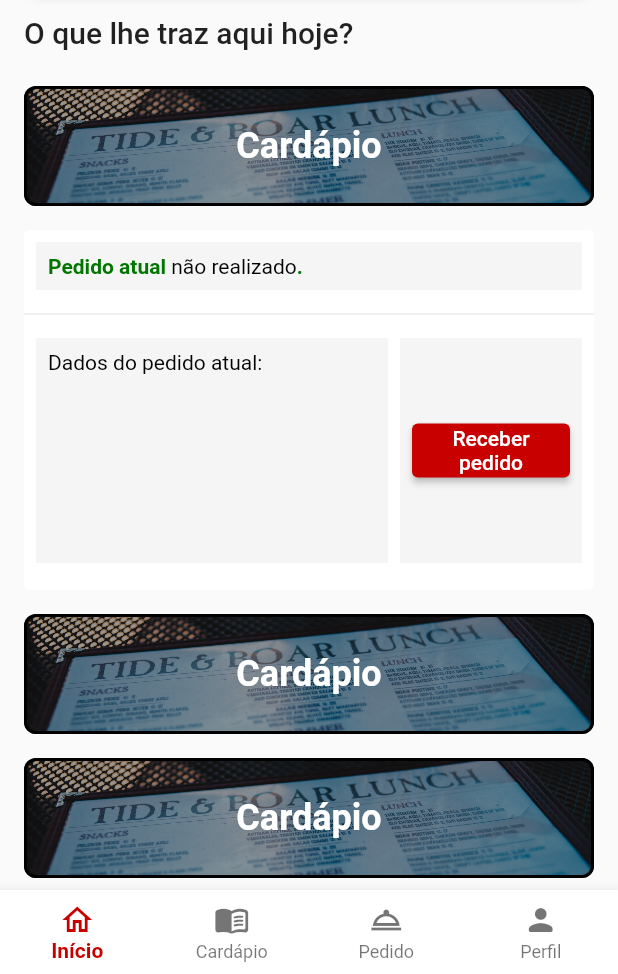
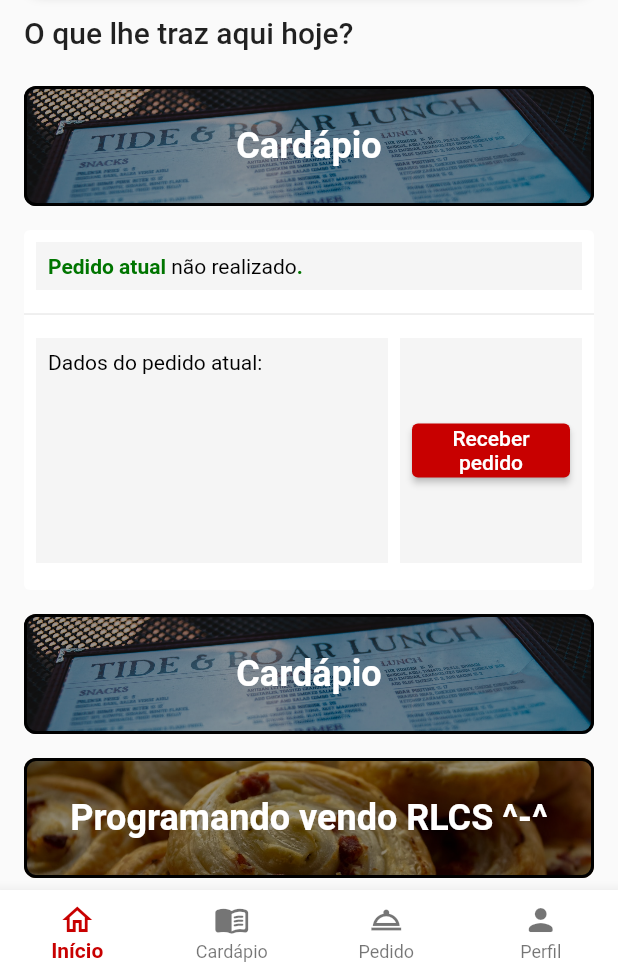
Before and after one commit to guilhermefmmachado/cantina_jit, a Flutter app: the screen it shows after launch, scrolled down 187 dp, on a phone screen of 412 x 824 dp, the part 262-1236 px from its top. Run offline on Flutter 3.47's test engine with Material 2 defaults, Android fonts, the phone set to English and light mode, and no system bars.

Commit message:
Tornando HomeNavButton personalizável

```diff
--- a/lib/views/home.dart
+++ b/lib/views/home.dart
@@ -32,7 +32,7 @@
                 ),
               ],
             ),
-            HomeNavButton(),
+            HomeNavButton(imgPath: "assets/system_images/cardapio-button-wallpaper-02.jpg", text: "Cardápio", actorLevel: 1,),
             Container(
               width: MediaQuery.of(context).size.width - 32,
               height: 240,
@@ -126,8 +126,9 @@
               ),
             ),
             // NOVAS ROWS E GESTURE DETECTORS
-            HomeNavButton(),
-            HomeNavButton(),
+            HomeNavButton(imgPath: "assets/system_images/cardapio-button-wallpaper-02.jpg", text: "Cardápio", actorLevel: 1,),
+            HomeNavButton(imgPath: "assets/system_images/home-wallpaper.jpg", text: "Programando vendo RLCS ^-^", actorLevel: 1,),
+            HomeNavButton(imgPath: "assets/system_images/home-wallpaper.jpg", text: "LAIVE SHARE", actorLevel: 3,),
           ],
         ),
       ),
@@ -142,6 +143,7 @@
   TODO: Iniciar design da tela de perfil;
   TODO: Iniciar design das telas de histórico;
   TODO: BACKEND
+  TODO: SLIDES
   TODO: LOGIN E CADASTRO
 
   ! TUDO AQUI TEM SUBTAREFA E O TEMPO É CURTO! SEJA SÁBIO!
--- a/lib/widgets/home_nav_button.dart
+++ b/lib/widgets/home_nav_button.dart
@@ -4,8 +4,15 @@
 import 'package:flutter/material.dart';
 
 class HomeNavButton extends StatefulWidget {
+  final String imgPath;
+  final String text;
+  final int actorLevel;
+
   const HomeNavButton({
     Key? key,
+    required this.imgPath,
+    required this.text,
+    required this.actorLevel,
   }) : super(key: key);
 
   @override
@@ -13,13 +20,20 @@
 }
 
 class _HomeNavButtonState extends State<HomeNavButton> {
+  final List<String> actors = [
+    "Visitante",
+    "Cliente",
+    "Funcionário",
+    "Gerente",
+  ];
+
   @override
   Widget build(BuildContext context) {
     return Row(
       children: [
         GestureDetector(
           onTap: () {
-            // Navigator.push(context, MaterialPageRoute(builder: (context) => Tabbar(setCurrentIndex: 1,)));
+            print("Funciona");
           },
           child: Expanded(
             child: Container(
@@ -30,8 +44,7 @@
                 border: Border.all(color: AppColorPalette.black, width: 2),
                 borderRadius: BorderRadius.circular(8),
                 image: DecorationImage(
-                  image: AssetImage(
-                      "assets/system_images/cardapio-button-wallpaper-02.jpg"),
+                  image: AssetImage(widget.imgPath),
                   fit: BoxFit.cover,
                   filterQuality: FilterQuality.low,
                   colorFilter: ColorFilter.mode(
@@ -40,7 +53,7 @@
               ),
               child: Center(
                 child: Text(
-                  "Cardápio",
+                  widget.text,
                   style: TextStyle(
                     fontSize: 24,
                     fontWeight: FontWeight.bold,
```
